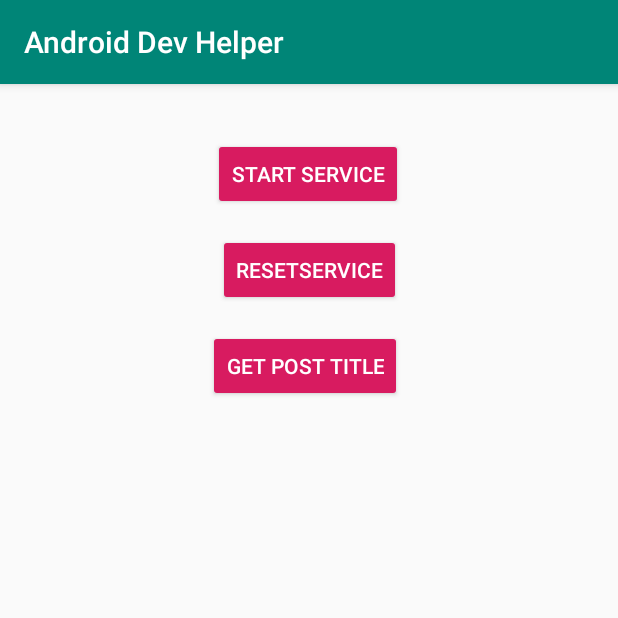
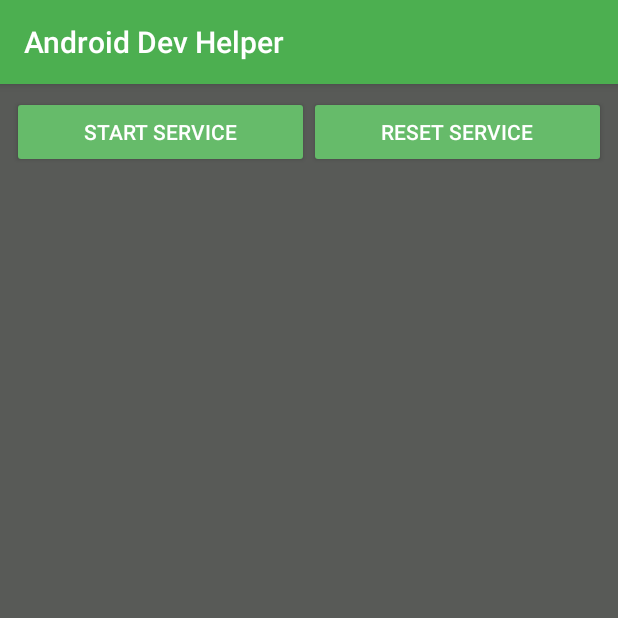
Before and after one commit to Takari17/Reddit-Post-Notifier, an Android app: the screen it shows after launch (MainActivity), on a phone screen of 412 x 824 dp, the top half of it. Run offline under Robolectric (Android 15) with nearby library versions, the phone set to English and light mode, and no system bars; our stand-ins replace Firebase (no records; nobody signed in at launch, a user with empty details on screens opened directly), RxJava; libraries missing offline, so code that uses them is left out: com.jakewharton.rxrelay2.

Commit message:
Committing just for a separate branch

```diff
--- a/app/src/main/AndroidManifest.xml
+++ b/app/src/main/AndroidManifest.xml
@@ -3,6 +3,7 @@
           package="com.example.androiddevhelper">
 
     <application
+            android:name=".utils.App"
             android:allowBackup="true"
             android:icon="@mipmap/ic_launcher"
             android:label="@string/app_name"
@@ -18,9 +19,8 @@
         </activity>
 
         <service android:name=".data.MyService"/>
-        <receiver android:name=".data.MyService$NotificationBroadcastReceiver"/>
+        <receiver android:name=".data.MyService$MyBroadcastReceiver"/>
 
     </application>
 
-
 </manifest>
--- a/app/src/main/java/com/example/androiddevhelper/data/Repository.kt
+++ b/app/src/main/java/com/example/androiddevhelper/data/Repository.kt
@@ -1,7 +1,7 @@
 package com.example.androiddevhelper.data
 
-import android.app.Application
 import android.content.ComponentName
+import android.content.Context
 import android.content.Intent
 import android.content.ServiceConnection
 import android.os.IBinder
@@ -9,93 +9,53 @@ import android.util.Log
 import androidx.lifecycle.MutableLiveData
 import com.example.androiddevhelper.data.remote.FireStoreDb
 import com.example.androiddevhelper.data.remote.reddit.response.NewRedditPost
-import io.reactivex.Observable
 import io.reactivex.disposables.CompositeDisposable
 import io.reactivex.rxkotlin.plusAssign
 import io.reactivex.rxkotlin.subscribeBy
 import io.reactivex.schedulers.Schedulers
 
 /*
-todo need to save the value of previousRedditPost in firestore or Room
-
-todo We're making it so that our db wont store any nulls (cause thats dumb) so we'll need to null check before we send the previous reddit post to the db
-
-todo when are we gonna save out stuff to the db? Im thinking onpause and we do it in a service to play it save. Look up thoughts on this approach.
-
-todo also when are we gonna GET the data from the db? On start obviously.
 
 todo right now I want to write a few comments for future me, and I also want to try to rename some method and var names for better clarity. And just organize our code before its too late...
+
+Maybe clear our disposables onStop instead of onDestroy, I mean do we really need them onStop anyways?
  */
-class Repository(private val context: Application) {
+
+class Repository(private val context: Context) {
+
+    companion object {
+        @Volatile
+        private var instance: Repository? = null
+
+        operator fun invoke(context: Context): Repository {
+            if (instance == null) instance = Repository(context)
+            return instance!!
+        }
+    }
 
     private val fireStoreDb = FireStoreDb()
-
-    private var previousRedditPost: List<NewRedditPost> =
-        emptyList() // used for filtering our duplicates, we compare new network call data to this
 
     private val compositeDisposable = CompositeDisposable()
 
     private val serviceIntent = Intent(context, MyService::class.java)
 
-    fun saveListToFireStore() {
+    private lateinit var myService: MyService
+
+    val newRedditPostList = MutableLiveData<List<NewRedditPost>>()
+
+    fun saveListToFireStore(previousRedditPost: List<NewRedditPost>) {
         if (previousRedditPost.isNotEmpty()) fireStoreDb.saveListToDb(previousRedditPost)
     }
 
-    init {
-        observeDbPreviousRedditPost() // Used for retreiving the list from firestore
-    }
+    //Fire Store query
+    fun getPreviousRedditPost() = fireStoreDb.getListFromDb()
 
-
-    private fun observeDbPreviousRedditPost() {
-        compositeDisposable += fireStoreDb.getPreviousPostListFromDb
-            .subscribeOn(Schedulers.io())
-            .subscribeBy(
-                onNext = { list -> previousRedditPost = list },
-                onError = { Log.d("zwi", "Error in \"setPreviousRedditPost\" method") }
-            )
-    }
-
-    /*
-    The Relay we observe will emit when the db transaction completes, there the value will be set
-     */
-    fun setPreviousRedditPost() = fireStoreDb.getListFromDb()
-
-//    fun getAllNewRedditPost() = redditApi.getAllPostData()
-
-    /*
-    Filters new post for duplicates then sends the distinct new post to fireStore
-     */
-    fun saveNewPostToDb(redditPostList: List<NewRedditPost>) {
-
-        compositeDisposable += filterOutDuplicates(redditPostList)
-            .take(3)
-            .subscribeOn(Schedulers.io())
-            .subscribeBy(
-                onNext = { individualRedditPost -> fireStoreDb.saveNewPostToDb(individualRedditPost) },
-                onComplete = {
-                    previousRedditPost = redditPostList
-                }, // only updates value after we've uploaded the data to the db, so we can compare the new network call data
-                onError = { Log.d("zwi", "Error filtering out duplicates: $it") }
-            )
-    }
-
-    private fun filterOutDuplicates(newPostList: List<NewRedditPost>): Observable<NewRedditPost> {
-        /*
-        Will only emit distinct values from previous network call, prevents the creation of duplicate documents in Firestore
-         */
-        return Observable.fromIterable(newPostList)
-            .filter { newPost ->
-                if (previousRedditPost.isEmpty()) true // all items pass the filter
-                else newPost !in previousRedditPost //  compares new network call data to the previous network call data
-            }
-    }
-
+    //Cleared from ViewModel's onClear method
     fun clearCompositeDisposable() = compositeDisposable.clear()
-
 
     fun startService() {
         context.apply {
-            context.startService(serviceIntent)
+            startService(serviceIntent)
             bindService(serviceIntent, serviceConnection, 0)
         }
     }
@@ -108,32 +68,34 @@ class Repository(private val context: Application) {
         }
     }
 
+    //Binds onStart if the service is running
+    fun bindToService() {
+        if (isServiceRunning){
+            context.bindService(serviceIntent, serviceConnection, 0)
+        }
+    }
 
-    lateinit var myService: MyService
-
-    val newRedditPostList = MutableLiveData<List<NewRedditPost>>()
-
+    //Unbinds onStop if the service is running
+    fun unbindFromService() {
+        if(isServiceRunning){
+            context.unbindService(serviceConnection)
+        }
+    }
 
     private val serviceConnection = object : ServiceConnection {
 
         override fun onServiceConnected(name: ComponentName?, service: IBinder?) {
 
-            val serviceReference = (service as MyService.LocalBinder).getService()
+            myService = (service as MyService.LocalBinder).getService()
 
-            myService = serviceReference
-
-            myService.networkCallData.subscribeBy(
-                onNext = {list ->
-                    newRedditPostList.postValue(list)
-                    saveNewPostToDb(list)
-                },
-                onError = {}
-            )
+            compositeDisposable += myService.newRedditPostList
+                .subscribeOn(Schedulers.io())
+                .subscribeBy(
+                    onNext = { newPostData -> newRedditPostList.postValue(newPostData) },
+                    onError = { Log.d ("zwi", "Error fetching newRedditPostList from inside serviceConnection (Repository)")}
+                )
         }
 
         override fun onServiceDisconnected(name: ComponentName?) {}
-
     }
-
-
 }
--- a/app/src/main/java/com/example/androiddevhelper/data/remote/FireStoreDb.kt
+++ b/app/src/main/java/com/example/androiddevhelper/data/remote/FireStoreDb.kt
@@ -2,39 +2,39 @@ package com.example.androiddevhelper.data.remote
 
 import android.util.Log
 import com.example.androiddevhelper.data.remote.reddit.response.NewRedditPost
+import com.google.android.gms.tasks.Task
+import com.google.firebase.firestore.DocumentSnapshot
 import com.google.firebase.firestore.FirebaseFirestore
 import com.google.firebase.firestore.SetOptions
-import com.jakewharton.rxrelay2.BehaviorRelay
-import com.jakewharton.rxrelay2.PublishRelay
-import io.reactivex.Single
 
+/*
+Wait....why the hell are we storing the individual post in firebase??
+
+I think this was beacuase we thought we needed firebase to send a notification, and adding
+a new entry would trigger that.
+
+Now with what I know now all We need to save is the List of previous network calls, dont need anything else
+
+TODO: i JUST RELIZED SOMETHING, using firestore is actually good for this because we can maintain the state of our post for all of our users, i think?
+
+Wait no, when individual users start the app and we make our first network call we'll bombard the user with 20 new post ;-;, using firebase for this is actually bad
+
+Even if we stop using firebase mention in the project decription that we used firebase
+
+I think we're just gonna rstore the list for ALL users, it'll make sense that way because the user wont get 30 notifications
+on start, he'll start getting the most recent notiications by the time he starts the app
+ */
 class FireStoreDb {
 
     private val db = FirebaseFirestore.getInstance()
-    private val postCollection = db.collection("New Reddit Post ")
 
     // Holds previous reddit post list
     private val recentPostDocument = db.collection("New Reddit Post ").document("Previous Reddit Post")
-
-    // We subscribe in our repository
-    val getPreviousPostListFromDb = PublishRelay.create<List<NewRedditPost>>()
-
-
-    /*
-    Saves individual post in its own document
-     */
-    fun saveNewPostToDb(newRedditPost: NewRedditPost) {
-
-        postCollection.add(newRedditPost)
-            .addOnSuccessListener { Log.d("zwi", "Saved to db") }
-            .addOnFailureListener { Log.d("zwi", "Failed saving to db") }
-    }
 
     /*
     Saves/Updates previous reddit post to it's own document
      */
     fun saveListToDb(previousRedditPost: List<NewRedditPost>) {
-
         val previousRedditPostObject = PreviousRedditPost(previousRedditPost)
 
         recentPostDocument.set(previousRedditPostObject, SetOptions.merge())
@@ -44,25 +44,9 @@ class FireStoreDb {
 
 
     /*
-    Fire store takes a few seconds to get the data, so we have to subscribe to a relay in our repository for data sending, we cant just return the method in the on success listener
-    because the method will complete before firestore gets the data
+    We cant use Rx, we have to add the success listener call back, using Rx will just mak things more complex
      */
-    fun getListFromDb() {
-
-        recentPostDocument.get()
-            .addOnSuccessListener { documentData ->
-
-                // Only execute block if not null
-                if (documentData.exists()) {
-                    val previousPostObject = documentData.toObject(PreviousRedditPost::class.java)!!
-                    val previousPostList = previousPostObject.previousRedditPost
-
-                    getPreviousPostListFromDb.accept(previousPostList)
-                }
-
-            }.addOnFailureListener { Log.d("zwi", "Failed getting post") }
-    }
-
+    fun getListFromDb(): Task<DocumentSnapshot> = recentPostDocument.get()
 }
 
 /*
--- a/app/src/main/java/com/example/androiddevhelper/ui/MainActivity.kt
+++ b/app/src/main/java/com/example/androiddevhelper/ui/MainActivity.kt
@@ -22,13 +22,11 @@ class MainActivity : AppCompatActivity() {
 
         viewModel = ViewModelProviders.of(this).get(MainViewModel::class.java)
 
-        viewModel.getNewRedditPostList().observe(this, Observer { newRedditPost ->
-            if (!recyclerViewCreated) initRecyclerView(newRedditPost) else updateNewRedditPost(newRedditPost)
+        viewModel.newRedditPostList.observe(this, Observer { newRedditPostList ->
+            if (!recyclerViewCreated) initRecyclerView(newRedditPostList) else updateNewRedditPost(newRedditPostList)
         })
 
-//        mainButton.setOnClickListener { viewModel.getAllNewRedditPost() }
-
-        seviceStartButton.setOnClickListener { viewModel.startService() }
+        startServiceButton.setOnClickListener { viewModel.startService() }
 
         serviceResetButton.setOnClickListener { viewModel.resetService() }
     }
@@ -49,16 +47,17 @@ class MainActivity : AppCompatActivity() {
 
     private fun updateNewRedditPost(recentPost: List<NewRedditPost>){
         adapter.updateNewRedditPost(recentPost)
+        adapter.notifyDataSetChanged() //todo I belive we can be more specific about where we insert the values, doing so makes for performance I think
     }
 
 
     override fun onStart() {
         super.onStart()
-        viewModel.setPreviousRedditPost()
+        viewModel.bindToService()
     }
 
     override fun onStop() {
         super.onStop()
-        viewModel.savePreviousRedditPost()
+        viewModel.unbindFromService()
     }
 }
--- a/app/src/main/java/com/example/androiddevhelper/ui/MyAdapter.kt
+++ b/app/src/main/java/com/example/androiddevhelper/ui/MyAdapter.kt
@@ -9,7 +9,11 @@ import com.example.androiddevhelper.R
 import com.example.androiddevhelper.data.remote.reddit.response.NewRedditPost
 import kotlinx.android.synthetic.main.new_reddit_post_layout.view.*
 
+/*
+todo want it so our recycler view is restored on start
 
+todo I want our recycler view to always be visisble, even if there aren't any values
+ */
 class MyAdapter(private var newRedditPost: List<NewRedditPost>) : RecyclerView.Adapter<MyAdapter.MyViewHolder>() {
 
     override fun onCreateViewHolder(parent: ViewGroup, viewType: Int): MyViewHolder {
@@ -24,7 +28,7 @@ class MyAdapter(private var newRedditPost: List<NewRedditPost>) : RecyclerView.A
     }
 
     class MyViewHolder(itemView: View) : RecyclerView.ViewHolder(itemView) {
-        val title: TextView = itemView.textViewTitle
+        val title: TextView = itemView.titleTextView
     }
 
     fun updateNewRedditPost(recentPost: List<NewRedditPost>){
--- /dev/null
+++ b/app/src/main/java/com/example/androiddevhelper/utils/Application.kt
@@ -0,0 +1,36 @@
+package com.example.androiddevhelper.utils
+
+import android.app.Application
+import android.app.NotificationChannel
+import android.app.NotificationManager
+import android.os.Build
+import android.util.Log
+import com.example.androiddevhelper.R
+
+class App : Application() {
+
+    /*
+    Call right when the app starts
+     */
+    override fun onCreate() {
+        super.onCreate()
+        createNotificationChannel()
+    }
+
+    private fun createNotificationChannel() {
+
+        if (Build.VERSION.SDK_INT >= Build.VERSION_CODES.O) {
+
+            val name = getString(R.string.channel_name)
+            val descriptionText = getString(R.string.channel_description)
+            val importance = NotificationManager.IMPORTANCE_HIGH
+            val channel = NotificationChannel(CHANNEL_ID, name, importance)
+            channel.description = descriptionText
+
+            val notificationManager = getSystemService(NOTIFICATION_SERVICE) as NotificationManager
+            notificationManager.createNotificationChannel(channel)
+
+            //Here is where we would set the phone to vibrate with a new notification
+        }
+    }
+}
--- a/app/src/main/java/com/example/androiddevhelper/viewmodel/MainViewModel.kt
+++ b/app/src/main/java/com/example/androiddevhelper/viewmodel/MainViewModel.kt
@@ -4,10 +4,13 @@ import android.app.Application
 import android.util.Log
 import androidx.lifecycle.AndroidViewModel
 import androidx.lifecycle.LiveData
+import androidx.lifecycle.MediatorLiveData
 import androidx.lifecycle.MutableLiveData
+import androidx.lifecycle.Observer
 import com.example.androiddevhelper.data.Repository
 import com.example.androiddevhelper.data.local.DbData
 import com.example.androiddevhelper.data.remote.reddit.response.NewRedditPost
+import com.example.androiddevhelper.data.remote.reddit.response.PostData
 import io.reactivex.disposables.CompositeDisposable
 import io.reactivex.rxkotlin.plusAssign
 import io.reactivex.rxkotlin.subscribeBy
@@ -16,25 +19,13 @@ import io.reactivex.schedulers.Schedulers
 /*
 Things To-Do:
 
-todo: We need to find a way to send a push notification when a new post is posted
+todo style the UI
 
-todo:  We also need a way to make a network call every minute (Rx java interval)
+todo we're getting some slow performance, I think we're performing some firestore stuff on the main thread, look into that
 
-todo: We need to move most of this code into our foreground service, and have a button that will start/Reset the service
+todo should probably fix that recycler view bug
 
-todo: add the on snapshot listener, our activity is gonna populate its views through fire store, not the network call directly
-
-todo: we need a way to update existing reddit post documents in our fire store db because right now with every network call we just create duplicates
-
-todo: after we fix out duplication issue we gotta figure out how to programmatically send push notifications when we get new data in fire store
-
-todo: after we got that down we need to put most of our code in a service that will makes a network call every 1 min
-
-todo: then we should probably style the UI a bit
-
-todo: see if you can come up with better names for your db stuff
-
-todo we're getting some slow performence, I think we're performing some firestore stuff on the main thread, look into that
+todo thinkin of displaying a "No Post Found Yet!" text if my recycler view is empty, probably do the logic for that in this vm  (use mediator live data)
  */
 
 class MainViewModel(application: Application) : AndroidViewModel(application) {
@@ -42,44 +33,32 @@ class MainViewModel(application: Application) : AndroidViewModel(application) {
     private val repository = Repository(application)
     private val compositeDisposable = CompositeDisposable()
 
+    /*
+    Will only emit values if the list is not empty, fixed our recycler view bug
+    (can't create a recycler view with no values)
+     */
+    val newRedditPostList = MediatorLiveData<List<NewRedditPost>>()
 
-    fun getNewRedditPostList(): LiveData<List<NewRedditPost>> = repository.newRedditPostList
+    init {
+        newRedditPostList.addSource(getNewRedditPostList()) { list ->
+            if (list.isEmpty()) {
+                val emptyDefaultMessage = listOf(NewRedditPost(PostData("", "No Post Found!", "")))
+                newRedditPostList.postValue(emptyDefaultMessage)
+            }else{
+                newRedditPostList.postValue(list)
 
-    /*
-    Makes a network call to Reddit's Api and returns a list of 24 new post
-     */
-//    fun getAllNewRedditPost() {
-//        compositeDisposable += repository.getAllNewRedditPost()
-//            .subscribeOn(Schedulers.io())
-//            .map { it.data.children }
-//            .subscribeBy(
-//                onSuccess = { redditPostList ->
-//                    newRedditPostList.postValue(redditPostList)
-//                    savePostToFirestore(redditPostList)
-//                },
-//                onError = {}
-//            )
-//    }
-
-    private fun savePostToFirestore(redditPostList: List<NewRedditPost>) {
-        repository.saveNewPostToDb(redditPostList)
+            }
+        }
     }
-
-    /*
-   Saves the previous reddit post list on stop
-    */
-    fun savePreviousRedditPost() = repository.saveListToFireStore()
-
-    /*
-    Sets the previous reddit post list on start
-     */
-    fun setPreviousRedditPost() = repository.setPreviousRedditPost()
+    private fun getNewRedditPostList(): LiveData<List<NewRedditPost>> = repository.newRedditPostList
 
     fun startService() = repository.startService()
 
     fun resetService() = repository.resetService()
 
+    fun bindToService() = repository.bindToService()
 
+    fun unbindFromService() = repository.unbindFromService()
 
     override fun onCleared() {
         super.onCleared()
--- /dev/null
+++ b/app/src/main/res/drawable/green_android_icon.xml
@@ -0,0 +1,5 @@
+<vector android:height="24dp" android:tint="#24BB19"
+    android:viewportHeight="24.0" android:viewportWidth="24.0"
+    android:width="24dp" xmlns:android="http://schemas.android.com/apk/res/android">
+    <path android:fillColor="#FF000000" android:pathData="M5,16c0,3.87 3.13,7 7,7s7,-3.13 7,-7v-4L5,12v4zM16.12,4.37l2.1,-2.1 -0.82,-0.83 -2.3,2.31C14.16,3.28 13.12,3 12,3s-2.16,0.28 -3.09,0.75L6.6,1.44l-0.82,0.83 2.1,2.1C6.14,5.64 5,7.68 5,10v1h14v-1c0,-2.32 -1.14,-4.36 -2.88,-5.63zM9,9c-0.55,0 -1,-0.45 -1,-1s0.45,-1 1,-1 1,0.45 1,1 -0.45,1 -1,1zM15,9c-0.55,0 -1,-0.45 -1,-1s0.45,-1 1,-1 1,0.45 1,1 -0.45,1 -1,1z"/>
+</vector>
--- a/app/src/main/res/layout/activity_main.xml
+++ b/app/src/main/res/layout/activity_main.xml
@@ -5,43 +5,36 @@
         xmlns:app="http://schemas.android.com/apk/res-auto"
         android:layout_width="match_parent"
         android:layout_height="match_parent"
+        android:background="#585A57"
         tools:context=".ui.MainActivity">
 
     <androidx.recyclerview.widget.RecyclerView
-            android:layout_height="0dp" app:layout_constraintEnd_toEndOf="parent"
-            android:layout_marginEnd="8dp" android:layout_marginRight="8dp"
-            app:layout_constraintStart_toStartOf="parent" android:layout_marginLeft="8dp"
-            android:layout_marginStart="8dp" android:layout_marginBottom="8dp"
-            app:layout_constraintBottom_toBottomOf="parent" android:layout_marginTop="8dp"
-            app:layout_constraintHorizontal_bias="0.0"
-            app:layout_constraintVertical_bias="1.0" app:layout_constraintTop_toBottomOf="@+id/mainButton"
-            android:id="@+id/recyclerView" android:layout_width="0dp"/>
-    <Button
-            android:text="Get Post Title"
-            android:layout_width="wrap_content"
-            android:layout_height="wrap_content"
-            app:layout_constraintStart_toStartOf="parent" app:layout_constraintEnd_toEndOf="parent"
-            android:id="@+id/mainButton" android:layout_marginEnd="8dp" android:layout_marginRight="8dp"
-            android:layout_marginTop="164dp" app:layout_constraintTop_toTopOf="parent"
-            app:layout_constraintHorizontal_bias="0.505" style="@style/Widget.AppCompat.Button.Colored"/>
+            android:layout_height="0dp"
+            android:id="@+id/recyclerView" android:layout_width="0dp"
+            app:layout_constraintStart_toStartOf="parent"
+            app:layout_constraintBottom_toBottomOf="parent" app:layout_constraintEnd_toEndOf="parent"
+            app:layout_constraintTop_toBottomOf="@+id/startServiceButton" android:layout_marginLeft="8dp"
+            android:layout_marginStart="8dp" android:layout_marginRight="8dp" android:layout_marginEnd="8dp"
+            android:layout_marginTop="8dp" android:layout_marginBottom="8dp"/>
     <Button
             android:text="Start Service"
-            android:layout_width="wrap_content"
+            android:layout_width="0dp"
             android:layout_height="wrap_content"
-            app:layout_constraintStart_toStartOf="parent" app:layout_constraintEnd_toEndOf="parent"
-            android:id="@+id/seviceStartButton" android:layout_marginBottom="8dp"
-            app:layout_constraintBottom_toTopOf="@+id/mainButton" android:layout_marginTop="8dp"
-            app:layout_constraintTop_toTopOf="parent" style="@style/Widget.AppCompat.Button.Colored"
-            app:layout_constraintHorizontal_bias="0.498" app:layout_constraintVertical_bias="0.28"/>
+            android:id="@+id/startServiceButton"
+            style="@style/Widget.AppCompat.Button.Colored"
+            app:layout_constraintStart_toStartOf="parent" app:layout_constraintHorizontal_bias="0.5"
+            app:layout_constraintEnd_toStartOf="@+id/serviceResetButton" android:layout_marginTop="8dp"
+            app:layout_constraintTop_toTopOf="parent" android:layout_marginLeft="8dp"
+            android:layout_marginStart="8dp"/>
     <Button
-            android:text="ResetService"
-            android:layout_width="wrap_content"
+            android:text="Reset Service"
+            android:layout_width="0dp"
             android:layout_height="wrap_content"
-            android:id="@+id/serviceResetButton" app:layout_constraintEnd_toEndOf="parent"
-            android:layout_marginEnd="8dp" android:layout_marginRight="8dp"
-            app:layout_constraintStart_toStartOf="parent" android:layout_marginLeft="8dp"
-            android:layout_marginStart="8dp" android:layout_marginBottom="8dp"
-            app:layout_constraintBottom_toTopOf="@+id/mainButton" android:layout_marginTop="8dp"
-            app:layout_constraintTop_toBottomOf="@+id/seviceStartButton"
-            style="@style/Widget.AppCompat.Button.Colored"/>
+            android:id="@+id/serviceResetButton"
+            style="@style/Widget.AppCompat.Button.Colored"
+            android:layout_marginTop="8dp" app:layout_constraintEnd_toEndOf="parent"
+            app:layout_constraintTop_toTopOf="parent" android:layout_marginEnd="8dp"
+            android:layout_marginRight="8dp" app:layout_constraintStart_toEndOf="@+id/startServiceButton"
+            app:layout_constraintHorizontal_bias="0.5"
+    />
 </androidx.constraintlayout.widget.ConstraintLayout>
--- a/app/src/main/res/values/strings.xml
+++ b/app/src/main/res/values/strings.xml
@@ -1,3 +1,5 @@
 <resources>
     <string name="app_name">Android Dev Helper</string>
+    <string name="channel_name">Notification Settings</string>
+    <string name="channel_description">Edit Settings</string>
 </resources>
--- a/app/src/main/res/values/styles.xml
+++ b/app/src/main/res/values/styles.xml
@@ -3,9 +3,9 @@
     <!-- Base application theme. -->
     <style name="AppTheme" parent="Theme.AppCompat.Light.DarkActionBar">
         <!-- Customize your theme here. -->
-        <item name="colorPrimary">@color/colorPrimary</item>
-        <item name="colorPrimaryDark">@color/colorPrimaryDark</item>
-        <item name="colorAccent">@color/colorAccent</item>
+        <item name="colorPrimary">#4caf50</item>
+        <item name="colorPrimaryDark">#1b5e20</item>
+        <item name="colorAccent">#66bb6a</item>
     </style>
 
 </resources>
```
Also changed, not shown: app/build.gradle (+14 -9 lines), app/src/main/java/com/example/androiddevhelper/data/MyService.kt (+192 -80 lines), app/src/main/java/com/example/androiddevhelper/data/remote/reddit/RedditApi.kt (+3 -4 lines), app/src/main/java/com/example/androiddevhelper/data/remote/reddit/response/RedditPostResponse.kt (+5 -2 lines), app/src/main/java/com/example/androiddevhelper/utils/Constants.kt (added, +9 -0 lines), app/src/main/res/layout/new_reddit_post_layout.xml (+24 -12 lines), app/src/main/res/drawable-v24/reset_icon.png (deleted), app/src/main/res/drawable-v24/small_icon.png (deleted).
